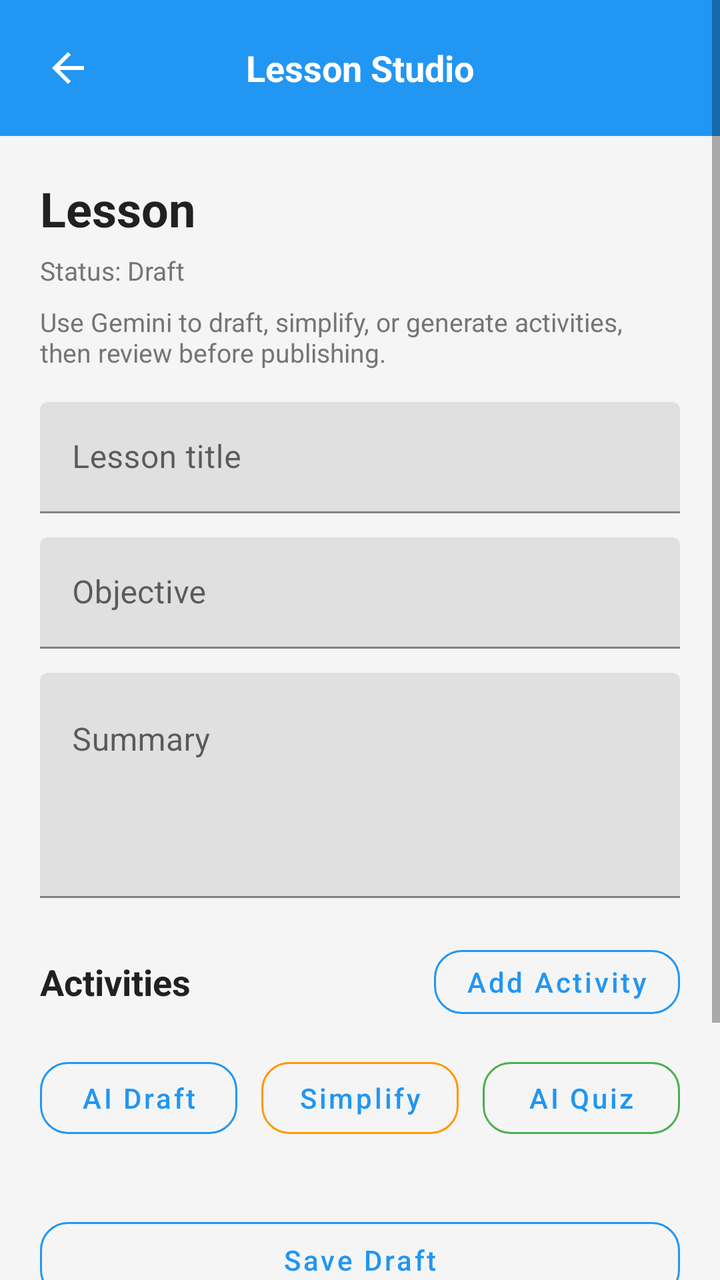
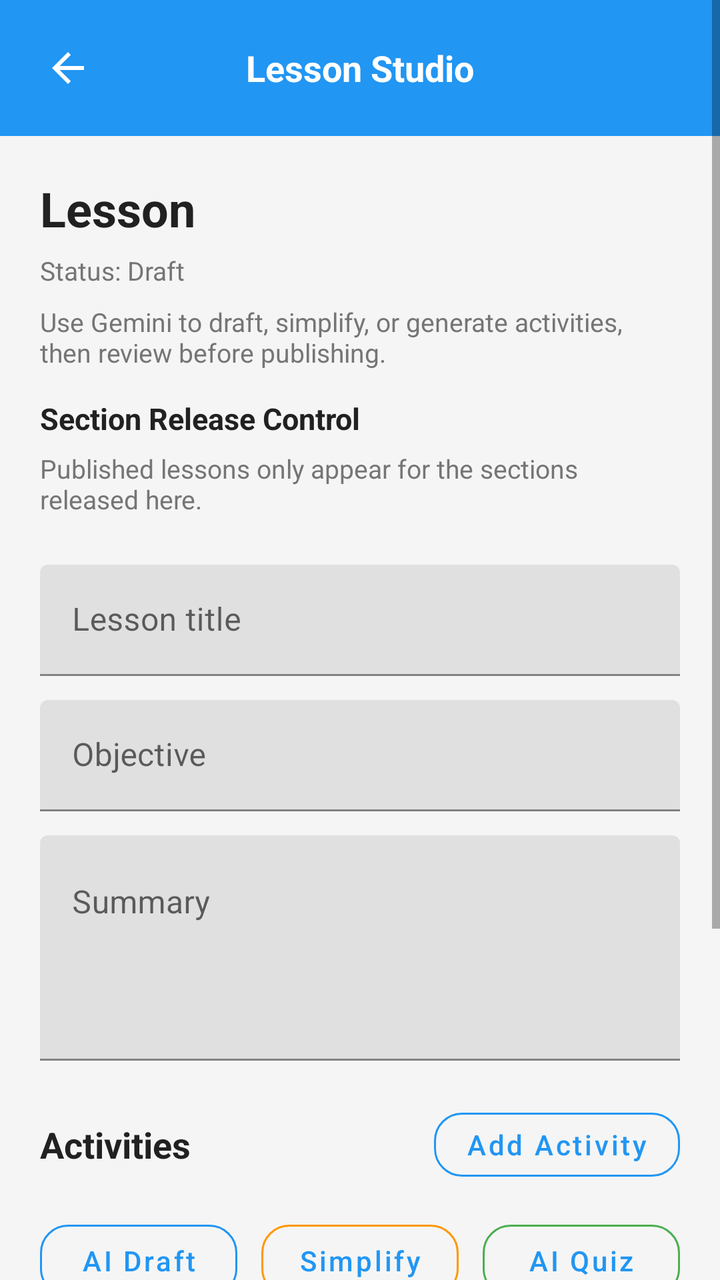

Before-and-after screenshots of an Android layout around one commit, followed by the original layout XML and the change that was made.
<!-- AndroidManifest.xml: activity theme Theme.ScanLearnAR.NoActionBar -->
<!-- res/layout/activity_lesson_studio.xml -->
<?xml version="1.0" encoding="utf-8"?>
<ScrollView xmlns:android="http://schemas.android.com/apk/res/android"
    xmlns:app="http://schemas.android.com/apk/res-auto"
    android:layout_width="match_parent"
    android:layout_height="match_parent"
    android:fitsSystemWindows="true"
    android:background="@color/background"
    android:fillViewport="true">

    <LinearLayout
        android:layout_width="match_parent"
        android:layout_height="wrap_content"
        android:orientation="vertical">

        <LinearLayout
            android:layout_width="match_parent"
            android:layout_height="wrap_content"
            android:background="@color/primary"
            android:gravity="center_vertical"
            android:orientation="horizontal"
            android:padding="12dp">

            <ImageButton
                android:id="@+id/btnBack"
                android:layout_width="44dp"
                android:layout_height="44dp"
                android:background="?attr/selectableItemBackgroundBorderless"
                android:src="@drawable/ic_arrow_back"
                android:tint="@android:color/white" />

            <TextView
                android:layout_width="0dp"
                android:layout_height="wrap_content"
                android:layout_weight="1"
                android:gravity="center"
                android:text="Lesson Studio"
                android:textColor="@android:color/white"
                android:textSize="18sp"
                android:textStyle="bold" />

            <Space
                android:layout_width="44dp"
                android:layout_height="44dp" />
        </LinearLayout>

        <LinearLayout
            android:layout_width="match_parent"
            android:layout_height="wrap_content"
            android:orientation="vertical"
            android:padding="20dp">

            <TextView
                android:id="@+id/tvLessonLabel"
                android:layout_width="match_parent"
                android:layout_height="wrap_content"
                android:text="Lesson"
                android:textColor="@color/text_primary"
                android:textSize="24sp"
                android:textStyle="bold" />

            <TextView
                android:id="@+id/tvStatus"
                android:layout_width="wrap_content"
                android:layout_height="wrap_content"
                android:layout_marginTop="6dp"
                android:text="Status: Draft"
                android:textColor="@color/text_secondary"
                android:textSize="13sp" />

            <TextView
                android:id="@+id/tvAiStatus"
                android:layout_width="match_parent"
                android:layout_height="wrap_content"
                android:layout_marginTop="8dp"
                android:text="Use Gemini to draft, simplify, or generate activities, then review before publishing."
                android:textColor="@color/text_secondary"
                android:textSize="13sp" />

            <com.google.android.material.textfield.TextInputLayout
                android:layout_width="match_parent"
                android:layout_height="wrap_content"
                android:layout_marginTop="16dp"
                android:hint="Lesson title">

                <com.google.android.material.textfield.TextInputEditText
                    android:id="@+id/etTitle"
                    android:layout_width="match_parent"
                    android:layout_height="wrap_content" />
            </com.google.android.material.textfield.TextInputLayout>

            <com.google.android.material.textfield.TextInputLayout
                android:layout_width="match_parent"
                android:layout_height="wrap_content"
                android:layout_marginTop="12dp"
                android:hint="Objective">

                <com.google.android.material.textfield.TextInputEditText
                    android:id="@+id/etObjective"
                    android:layout_width="match_parent"
                    android:layout_height="wrap_content" />
            </com.google.android.material.textfield.TextInputLayout>

            <com.google.android.material.textfield.TextInputLayout
                android:layout_width="match_parent"
                android:layout_height="wrap_content"
                android:layout_marginTop="12dp"
                android:hint="Summary">

                <com.google.android.material.textfield.TextInputEditText
                    android:id="@+id/etSummary"
                    android:layout_width="match_parent"
                    android:layout_height="wrap_content"
                    android:gravity="top"
                    android:minLines="4" />
            </com.google.android.material.textfield.TextInputLayout>

            <LinearLayout
                android:layout_width="match_parent"
                android:layout_height="wrap_content"
                android:layout_marginTop="20dp"
                android:gravity="center_vertical"
                android:orientation="horizontal">

                <TextView
                    android:layout_width="0dp"
                    android:layout_height="wrap_content"
                    android:layout_weight="1"
                    android:text="Activities"
                    android:textColor="@color/text_primary"
                    android:textSize="18sp"
                    android:textStyle="bold" />

                <com.google.android.material.button.MaterialButton
                    android:id="@+id/btnAddActivity"
                    style="@style/Widget.MaterialComponents.Button.OutlinedButton"
                    android:layout_width="wrap_content"
                    android:layout_height="44dp"
                    android:text="Add Activity"
                    android:textAllCaps="false"
                    app:cornerRadius="14dp"
                    app:strokeColor="@color/primary" />
            </LinearLayout>

            <LinearLayout
                android:layout_width="match_parent"
                android:layout_height="wrap_content"
                android:layout_marginTop="12dp"
                android:orientation="horizontal">

                <com.google.android.material.button.MaterialButton
                    android:id="@+id/btnGenerateDraft"
                    style="@style/Widget.MaterialComponents.Button.OutlinedButton"
                    android:layout_width="0dp"
                    android:layout_height="48dp"
                    android:layout_marginEnd="6dp"
                    android:layout_weight="1"
                    android:text="AI Draft"
                    android:textAllCaps="false"
                    app:cornerRadius="14dp"
                    app:strokeColor="@color/primary" />

                <com.google.android.material.button.MaterialButton
                    android:id="@+id/btnSimplifyLesson"
                    style="@style/Widget.MaterialComponents.Button.OutlinedButton"
                    android:layout_width="0dp"
                    android:layout_height="48dp"
                    android:layout_marginHorizontal="6dp"
                    android:layout_weight="1"
                    android:text="Simplify"
                    android:textAllCaps="false"
                    app:cornerRadius="14dp"
                    app:strokeColor="@color/mission" />

                <com.google.android.material.button.MaterialButton
                    android:id="@+id/btnGenerateQuiz"
                    style="@style/Widget.MaterialComponents.Button.OutlinedButton"
                    android:layout_width="0dp"
                    android:layout_height="48dp"
                    android:layout_marginStart="6dp"
                    android:layout_weight="1"
                    android:text="AI Quiz"
                    android:textAllCaps="false"
                    app:cornerRadius="14dp"
                    app:strokeColor="@color/success" />
            </LinearLayout>

            <LinearLayout
                android:id="@+id/activityContainer"
                android:layout_width="match_parent"
                android:layout_height="wrap_content"
                android:layout_marginTop="12dp"
                android:orientation="vertical" />

            <com.google.android.material.button.MaterialButton
                android:id="@+id/btnSaveDraft"
                style="@style/Widget.MaterialComponents.Button.OutlinedButton"
                android:layout_width="match_parent"
                android:layout_height="50dp"
                android:layout_marginTop="20dp"
                android:text="Save Draft"
                android:textAllCaps="false"
                app:cornerRadius="14dp"
                app:strokeColor="@color/primary" />

            <com.google.android.material.button.MaterialButton
                android:id="@+id/btnSendReview"
                style="@style/Widget.MaterialComponents.Button.OutlinedButton"
                android:layout_width="match_parent"
                android:layout_height="50dp"
                android:layout_marginTop="12dp"
                android:text="Send To Review"
                android:textAllCaps="false"
                app:cornerRadius="14dp"
                app:strokeColor="@color/mission" />

            <com.google.android.material.button.MaterialButton
                android:id="@+id/btnPublish"
                android:layout_width="match_parent"
                android:layout_height="52dp"
                android:layout_marginTop="12dp"
                android:backgroundTint="@color/success"
                android:text="Publish Lesson"
                android:textAllCaps="false"
                app:cornerRadius="14dp" />
        </LinearLayout>
    </LinearLayout>
</ScrollView>
<!-- resources referenced by this layout -->
<resources>
  <color name="background">#F5F5F5</color>
  <color name="mission">#FF9800</color>
  <color name="primary">#2196F3</color>
  <color name="success">#4CAF50</color>
  <color name="text_primary">#212121</color>
  <color name="text_secondary">#757575</color>
  <!-- drawable ic_arrow_back (drawable) -->
  <vector xmlns:android="http://schemas.android.com/apk/res/android"
      android:width="24dp" android:height="24dp"
      android:viewportWidth="24" android:viewportHeight="24">
      <path android:fillColor="#FF000000"
          android:pathData="M20,11H7.83l5.59,-5.59L12,4l-8,8 8,8 1.41,-1.41L7.83,13H20v-2z"/>
  </vector>
  <style name="Theme.ScanLearnAR.NoActionBar" parent="Theme.ScanLearnAR">
          <item name="windowActionBar">false</item>
          <item name="windowNoTitle">true</item>
          <item name="android:windowFullscreen">false</item>
          <item name="android:windowDrawsSystemBarBackgrounds">true</item>
          <item name="android:statusBarColor">@color/primary_dark</item>
          <item name="android:windowLayoutInDisplayCutoutMode">never</item>
          <item name="android:windowLightStatusBar">true</item>
      </style>
  <style name="Theme.ScanLearnAR" parent="Theme.MaterialComponents.DayNight.DarkActionBar">
          <item name="colorPrimary">@color/primary</item>
          <item name="colorPrimaryVariant">@color/primary_dark</item>
          <item name="colorOnPrimary">@android:color/white</item>
          <item name="android:statusBarColor">@color/primary_dark</item>
          <item name="android:windowFullscreen">false</item>
          <item name="android:windowDrawsSystemBarBackgrounds">true</item>
          <item name="android:windowLayoutInDisplayCutoutMode">never</item>
          <item name="android:windowLightStatusBar">true</item>
      </style>
  <color name="primary_dark">#1976D2</color>
</resources>

<!-- the commit's change to res/layout/activity_lesson_studio.xml (unified diff, before → after) -->
@@ -76,6 +76,31 @@
                 android:textColor="@color/text_secondary"
                 android:textSize="13sp" />
 
+            <TextView
+                android:layout_width="wrap_content"
+                android:layout_height="wrap_content"
+                android:layout_marginTop="14dp"
+                android:text="Section Release Control"
+                android:textColor="@color/text_primary"
+                android:textSize="15sp"
+                android:textStyle="bold" />
+
+            <TextView
+                android:id="@+id/tvReleaseHint"
+                android:layout_width="match_parent"
+                android:layout_height="wrap_content"
+                android:layout_marginTop="6dp"
+                android:text="Published lessons only appear for the sections released here."
+                android:textColor="@color/text_secondary"
+                android:textSize="13sp" />
+
+            <LinearLayout
+                android:id="@+id/releaseSectionsContainer"
+                android:layout_width="match_parent"
+                android:layout_height="wrap_content"
+                android:layout_marginTop="8dp"
+                android:orientation="vertical" />
+
             <com.google.android.material.textfield.TextInputLayout
                 android:layout_width="match_parent"
                 android:layout_height="wrap_content"
